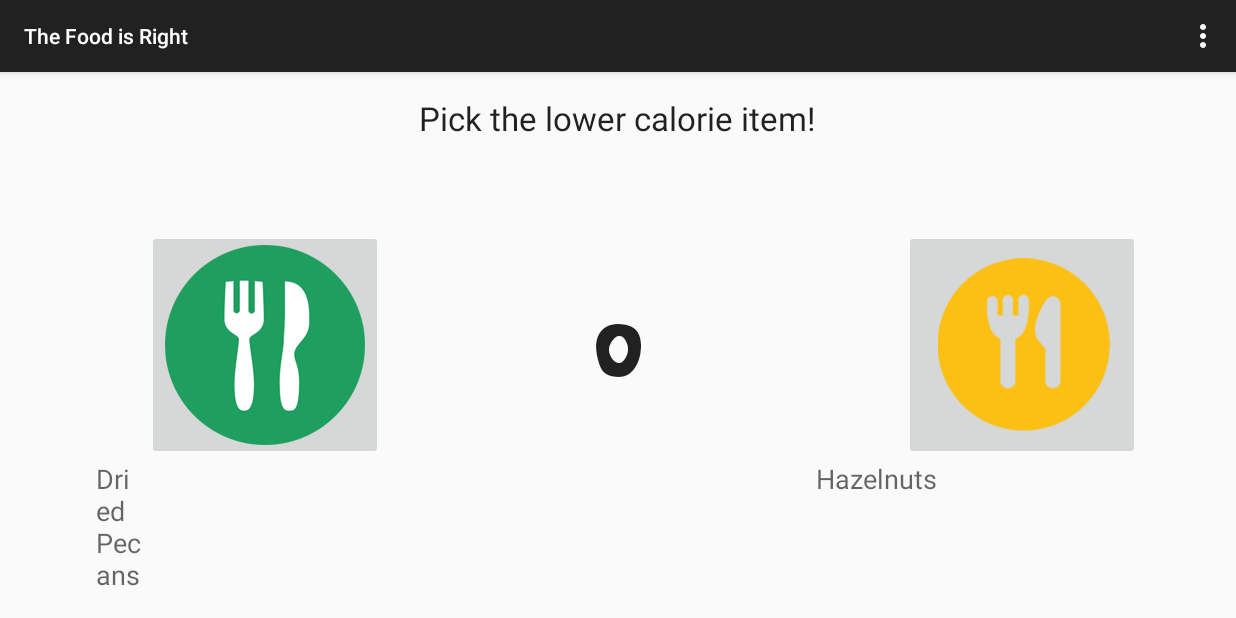
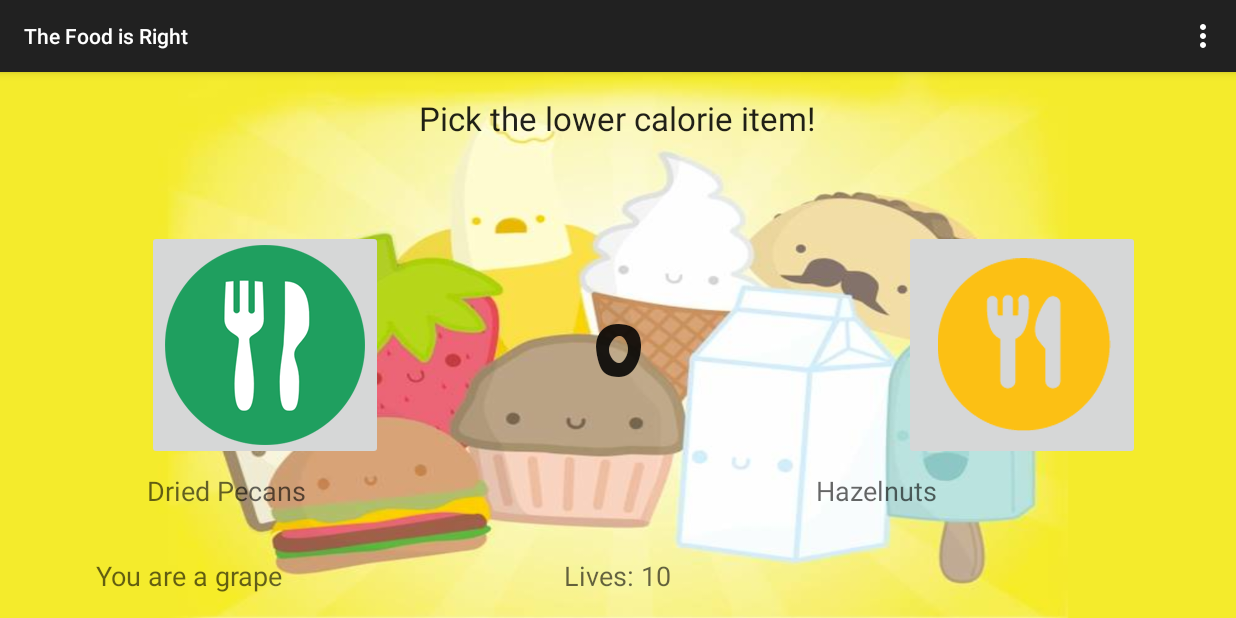
Before and after one commit to vinnychan/thefoodisright, an Android app: the MainActivity screen opened directly, with no data from a screen before it, on a phone screen of 824 x 412 dp (held sideways). Run offline under Robolectric (Android 15) with nearby library versions, the phone set to English and light mode, and no system bars.

Commit message:
added reward, fixed

```diff
--- a/app/src/main/java/me/vinnychan/thefoodisright/MainActivity.java
+++ b/app/src/main/java/me/vinnychan/thefoodisright/MainActivity.java
@@ -30,10 +30,15 @@ public class MainActivity extends ActionBarActivity {
 
     int food1, food2;
     int score = 0;
+    int lives = 10;
+    Reward reward;
+    static int count;
+
 
     Random randomNumber1 = new Random();
     Random randomNumber2 = new Random();
-    TextView foodText1, foodText2, scoreText, calorieText1, calorieText2;
+    TextView foodText1, foodText2, scoreText, calorieText1, calorieText2, livesText;
+    static TextView statusText;
 
     InputStream inputStream;
     CSVFile csvFile;
@@ -50,10 +55,13 @@ public class MainActivity extends ActionBarActivity {
         foodText1 = (TextView) findViewById(R.id.foodText1);
         foodText2 = (TextView) findViewById(R.id.foodText2);
         scoreText = (TextView) findViewById(R.id.scoreText);
+        livesText = (TextView) findViewById(R.id.livesText);
         calorieText1 = (TextView) findViewById(R.id.calorieText1);
         calorieText2 = (TextView) findViewById(R.id.calorieText2);
         checkImage = (ImageView) findViewById(R.id.checkImage);
         crossImage = (ImageView) findViewById(R.id.crossImage);
+        statusText = (TextView) findViewById(R.id.statusText);
+        reward = new Reward();
 
         setVolumeControlStream(AudioManager.STREAM_MUSIC);
         soundPool = new SoundPool(2, AudioManager.STREAM_MUSIC, 0);
@@ -74,12 +82,13 @@ public class MainActivity extends ActionBarActivity {
         foodList = csvFile.read();
 
         updateFood();
+        setStatusText("You are a grape");
 
         foodButton1.setOnClickListener(new View.OnClickListener() {
             public void onClick(View v) {
                 if (foodList.get(food1).getCalorie() < foodList.get(food2).getCalorie()) {
                     score += 100;
-
+                    count++;
                     soundPool.play(correct, 1, 1, 0, 0, 1);
                     checkImage.setAlpha(255);
                     checkImage.setVisibility(View.VISIBLE);
@@ -87,6 +96,7 @@ public class MainActivity extends ActionBarActivity {
 
                 } else {
                     score -= 100;
+                    lives -= 1;
                     soundPool.play(wrong, 1, 1, 0, 0, 1);
                     crossImage.setAlpha(255);
                     crossImage.setVisibility(View.VISIBLE);
@@ -100,6 +110,7 @@ public class MainActivity extends ActionBarActivity {
                 calorieText1.postDelayed(hide1, 2000);
                 calorieText2.postDelayed(hide2, 2000);
                 updateFood();
+                reward.upgrade(count);
             }
         });
 
@@ -107,12 +118,14 @@ public class MainActivity extends ActionBarActivity {
             public void onClick(View v) {
                 if (foodList.get(food2).getCalorie() < foodList.get(food1).getCalorie()) {
                     score += 100;
+                    count++;
                     soundPool.play(correct, 1, 1, 0, 0, 1);
                     checkImage.setAlpha(255);
                     checkImage.setVisibility(View.VISIBLE);
                     checkImage.postDelayed(hide3, 2000);
                 } else {
                     score -= 100;
+                    lives -= 1;
                     soundPool.play(wrong, 1, 1, 0, 0, 1);
                     crossImage.setAlpha(255);
                     crossImage.setVisibility(View.VISIBLE);
@@ -124,6 +137,8 @@ public class MainActivity extends ActionBarActivity {
                 calorieText1.postDelayed(hide1, 2000);
                 calorieText2.postDelayed(hide2, 2000);
                 updateFood();
+                reward.upgrade(count);
+
             }
         });
     }
@@ -156,6 +171,9 @@ public class MainActivity extends ActionBarActivity {
         }
     };
 
+    public static void setStatusText(String s) {
+        statusText.setText(s);
+    }
 
     public void setCalorie(){
             calorieText1.setText(foodList.get(food1).getCalorie()+"");
@@ -178,6 +196,7 @@ public class MainActivity extends ActionBarActivity {
         foodText1.setText(foodList.get(food1).getName());
         foodText2.setText(foodList.get(food2).getName());
         scoreText.setText("" + score);
+        livesText.setText("Lives: "+lives);
     }
 
 
@@ -219,7 +238,7 @@ public class MainActivity extends ActionBarActivity {
         }
 
         if (id == R.id.beverage_select) {
-            Toast.makeText(getBaseContext(), "You have selected: Snacks", Toast.LENGTH_SHORT).show();
+            Toast.makeText(getBaseContext(), "You have selected: Beverages", Toast.LENGTH_SHORT).show();
             inputStream = getResources().openRawResource(R.raw.beverages);
             csvFile = new CSVFile(inputStream);
             foodList = csvFile.read();
@@ -228,7 +247,7 @@ public class MainActivity extends ActionBarActivity {
         }
 
         if (id == R.id.fastfood_select) {
-            Toast.makeText(getBaseContext(), "You have selected: Snacks", Toast.LENGTH_SHORT).show();
+            Toast.makeText(getBaseContext(), "You have selected: Fast Foods", Toast.LENGTH_SHORT).show();
             inputStream = getResources().openRawResource(R.raw.fastfoods);
             csvFile = new CSVFile(inputStream);
             foodList = csvFile.read();
@@ -237,7 +256,7 @@ public class MainActivity extends ActionBarActivity {
         }
 
         if (id == R.id.baked_select) {
-            Toast.makeText(getBaseContext(), "You have selected: Snacks", Toast.LENGTH_SHORT).show();
+            Toast.makeText(getBaseContext(), "You have selected: Baked Foods", Toast.LENGTH_SHORT).show();
             inputStream = getResources().openRawResource(R.raw.baked);
             csvFile = new CSVFile(inputStream);
             foodList = csvFile.read();
--- /dev/null
+++ b/app/src/main/java/me/vinnychan/thefoodisright/Reward.java
@@ -0,0 +1,14 @@
+package me.vinnychan.thefoodisright;
+
+/**
+ * Created by yves on 21/02/15.
+ */
+public class Reward {
+
+    public void upgrade(int count) {
+        if (count == 3) {
+            MainActivity.setStatusText("You Are an Orange.");
+        }
+    }
+
+}
--- a/app/src/main/java/me/vinnychan/thefoodisright/SplashScreen.java
+++ b/app/src/main/java/me/vinnychan/thefoodisright/SplashScreen.java
@@ -28,7 +28,7 @@ public class SplashScreen extends ActionBarActivity{
             @Override
             public void run() {
                 try {
-                    sleep(15000);
+                    sleep(5000);
                     Intent i = new Intent(SplashScreen.this, MainActivity.class);
                     startActivity(i);
                     finish();
--- a/app/src/main/res/layout/activity_main.xml
+++ b/app/src/main/res/layout/activity_main.xml
@@ -3,7 +3,8 @@
     android:layout_height="match_parent" android:paddingLeft="@dimen/activity_horizontal_margin"
     android:paddingRight="@dimen/activity_horizontal_margin"
     android:paddingTop="@dimen/activity_vertical_margin"
-    android:paddingBottom="@dimen/activity_vertical_margin" tools:context=".MainActivity">
+    android:paddingBottom="@dimen/activity_vertical_margin" tools:context=".MainActivity"
+    android:background="@drawable/background_main">
 
 
     <!--
@@ -53,9 +54,9 @@
         android:textAppearance="?android:attr/textAppearanceMedium"
         android:text="Medium Text"
         android:id="@+id/foodText1"
-        android:layout_below="@+id/foodButton1"
-        android:layout_alignRight="@+id/calorieText1"
-        android:layout_alignEnd="@+id/calorieText1" />
+        android:layout_below="@+id/checkImage"
+        android:layout_alignLeft="@+id/foodButton1"
+        android:layout_alignStart="@+id/foodButton1" />
 
     <TextView
         android:layout_width="wrap_content"
@@ -81,20 +82,20 @@
         android:layout_height="wrap_content"
         android:textAppearance="?android:attr/textAppearanceLarge"
         android:id="@+id/calorieText1"
+        android:textSize="80sp"
         android:layout_centerVertical="true"
         android:layout_alignLeft="@+id/foodButton1"
-        android:layout_alignStart="@+id/foodButton1"
-        android:textSize="80sp"/>
+        android:layout_alignStart="@+id/foodButton1" />
 
     <TextView
         android:layout_width="wrap_content"
         android:layout_height="wrap_content"
         android:textAppearance="?android:attr/textAppearanceLarge"
         android:id="@+id/calorieText2"
-        android:layout_alignTop="@+id/scoreText"
-        android:layout_alignRight="@+id/foodText2"
-        android:layout_alignEnd="@+id/foodText2"
-        android:textSize="80sp" />
+        android:textSize="80sp"
+        android:layout_centerVertical="true"
+        android:layout_alignRight="@+id/foodButton2"
+        android:layout_alignEnd="@+id/foodButton2" />
 
     <ImageView
         android:layout_width="wrap_content"
@@ -112,4 +113,23 @@
         android:layout_centerHorizontal="true"
         android:src="@drawable/cross" />
 
+    <TextView
+        android:layout_width="wrap_content"
+        android:layout_height="wrap_content"
+        android:textAppearance="?android:attr/textAppearanceMedium"
+        android:text="Medium Text"
+        android:id="@+id/livesText"
+        android:layout_alignParentBottom="true"
+        android:layout_centerHorizontal="true" />
+
+    <TextView
+        android:layout_width="wrap_content"
+        android:layout_height="wrap_content"
+        android:textAppearance="?android:attr/textAppearanceMedium"
+        android:text="Medium Text"
+        android:id="@+id/statusText"
+        android:layout_alignParentBottom="true"
+        android:layout_alignParentLeft="true"
+        android:layout_alignParentStart="true" />
+
 </RelativeLayout>
```
Also changed, not shown: app/src/main/res/drawable-mdpi/background_main.jpg (added).
